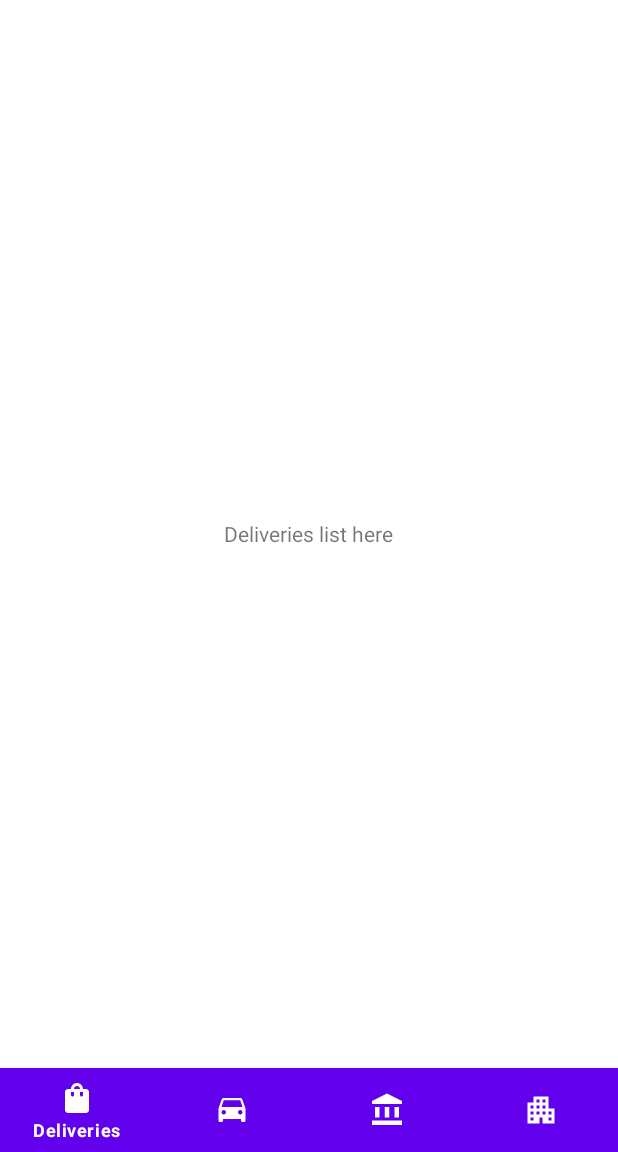
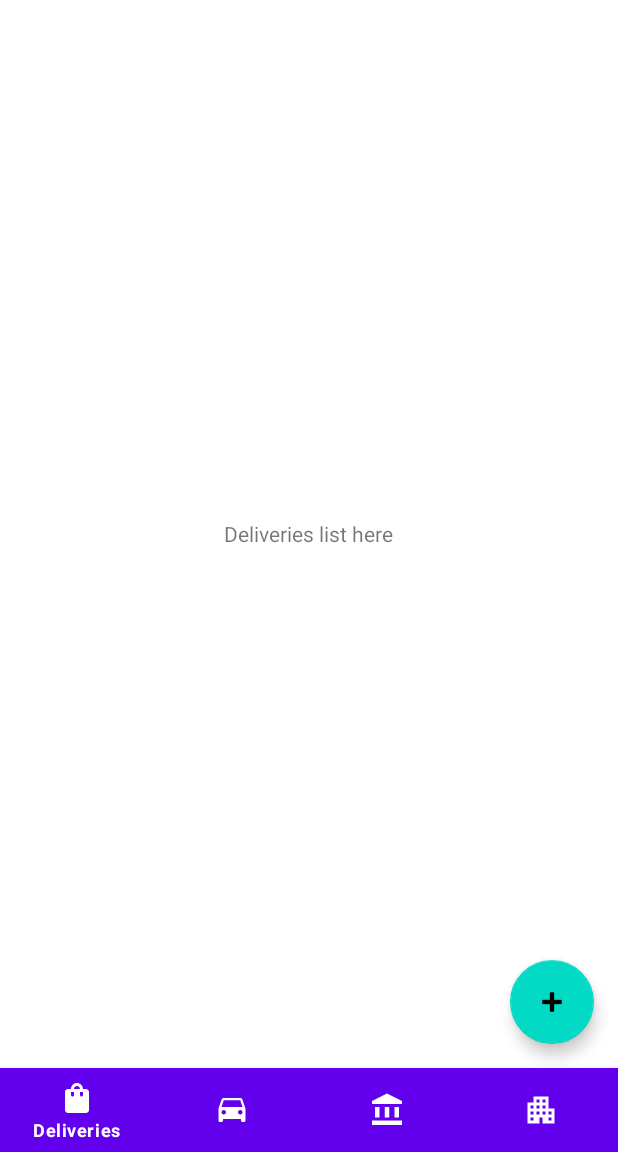
Before and after one commit to by3u20/appcw, an Android app: the screen it shows after launch (MainActivity), on a phone screen of 412 x 824 dp, the part 84-1236 px from its top. Run offline under Robolectric (Android 15) with nearby library versions, the phone set to English and light mode, and no system bars.

Commit message:
add log out button function and start a new activity add toast message change the look of activity_main.xml add + button

```diff
--- a/app/src/main/java/com/example/delivery1/MainActivity.kt
+++ b/app/src/main/java/com/example/delivery1/MainActivity.kt
@@ -28,13 +28,6 @@ class MainActivity : AppCompatActivity() , NavigationView.OnNavigationItemSelect
         val buildingFragment = Building()
         val bottom_navigation = findViewById<com.google.android.material.bottomnavigation.BottomNavigationView>(R.id.bottom_navigation)
 
-        /*----usable---
-        val drawerLayout: DrawerLayout = findViewById(R.id.drawerLayout)
-        val toolbar = findViewById<androidx.appcompat.widget.Toolbar>(R.id.toolbar)
-        setSupportActionBar(toolbar)
-        val navView = findViewById<com.google.android.material.navigation.NavigationView>(R.id.nav_view)
-        val aboutFragment = about()
-        /---*/
 
         /*-------Change Fragment---------*/
         makeCurrentFragment(deliveriesFragment)
@@ -62,24 +55,6 @@ class MainActivity : AppCompatActivity() , NavigationView.OnNavigationItemSelect
         drawerLayout.addDrawerListener(toggle)
         toggle.syncState()
         navigationView.setNavigationItemSelectedListener(this)
-
-        /*----usable---
-        toggle =  ActionBarDrawerToggle(this,drawerLayout,toolbar,R.string.open,R.string.close)
-        toggle.isDrawerIndicatorEnabled=true
-        drawerLayout.addDrawerListener(toggle)
-        toggle.syncState()
-        supportActionBar?.setDisplayHomeAsUpEnabled(true)
-        navView.setNavigationItemSelectedListener {
-            when(it.itemId){
-                R.id.nav_settings -> makeCurrentFragment(aboutFragment)
-                R.id.nav_profile -> makeCurrentFragment(aboutFragment)
-                R.id.nav_logout -> makeCurrentFragment(aboutFragment)
-                R.id.nav_share -> makeCurrentFragment(aboutFragment)
-                R.id.nav_about -> makeCurrentFragment(aboutFragment)
-            }
-            true
-        }
-        /------*/
 
 
     }
--- a/app/src/main/res/layout-v26/activity_main.xml
+++ b/app/src/main/res/layout-v26/activity_main.xml
@@ -17,39 +17,6 @@
         app:menu="@menu/setting_menu"
         android:layout_gravity="start"/>
 
-    <RelativeLayout
-        android:layout_width="match_parent"
-        android:layout_height="match_parent">
+    <include layout="@layout/content" />
 
-
-        <androidx.appcompat.widget.Toolbar
-            android:id="@+id/toolbar"
-            android:layout_width="match_parent"
-            android:layout_height="wrap_content"
-            android:background="?attr/colorPrimary"
-            android:minHeight="?attr/actionBarSize"
-            android:theme="?attr/actionBarTheme"
-            tools:layout_editor_absoluteY="39dp" />
-
-        <FrameLayout
-        android:id="@+id/fl_wrapper"
-        android:layout_width="match_parent"
-        android:layout_height="match_parent"
-        android:layout_below="@+id/toolbar"
-        android:layout_above="@+id/bottom_navigation"
-        />
-
-        <com.google.android.material.bottomnavigation.BottomNavigationView
-        android:id="@+id/bottom_navigation"
-        android:layout_width="match_parent"
-        android:layout_height="wrap_content"
-        android:layout_alignParentBottom='true'
-        android:background="?android:attr/windowBackground"
-        app:itemBackground="@color/design_default_color_primary"
-        app:itemIconTint="#fff"
-        app:itemTextColor="#fff"
-        app:menu="@menu/bottom_menu"
-        />
-
-    </RelativeLayout>
 </androidx.drawerlayout.widget.DrawerLayout>
--- a/app/src/main/res/layout/fragment_deliveries.xml
+++ b/app/src/main/res/layout/fragment_deliveries.xml
@@ -1,6 +1,7 @@
 <?xml version="1.0" encoding="utf-8"?>
 <FrameLayout xmlns:android="http://schemas.android.com/apk/res/android"
     xmlns:tools="http://schemas.android.com/tools"
+    xmlns:app="http://schemas.android.com/apk/res-auto"
     android:layout_width="match_parent"
     android:layout_height="match_parent"
     tools:context=".fragments.Deliveries">
@@ -16,4 +17,17 @@
             android:layout_centerInParent='true'
             />
     </RelativeLayout>
+
+    <com.google.android.material.floatingactionbutton.FloatingActionButton
+        android:id="@+id/fab"
+        android:layout_width="wrap_content"
+        android:layout_height="wrap_content"
+        android:layout_gravity="bottom|end"
+        android:layout_marginStart="@dimen/fab_margin"
+        android:layout_marginTop="@dimen/fab_margin"
+        android:layout_marginEnd="@dimen/fab_margin"
+        android:layout_marginBottom="@dimen/fab_margin"
+        app:srcCompat="@android:drawable/ic_input_add"
+        android:contentDescription="@string/add_new_data" />
+
 </FrameLayout>
--- a/app/src/main/res/layout/login.xml
+++ /dev/null
@@ -1,6 +0,0 @@
-<?xml version="1.0" encoding="utf-8"?>
-<androidx.constraintlayout.widget.ConstraintLayout
-    xmlns:android="http://schemas.android.com/apk/res/android" android:layout_width="match_parent"
-    android:layout_height="match_parent">
-
-</androidx.constraintlayout.widget.ConstraintLayout>
```
Also changed, not shown: app/src/main/java/com/example/delivery1/LoginActivity.java (+0 -9 lines), app/src/main/res/layout/content.xml (+0 -12 lines), app/src/main/res/layout/fragment_building.xml (+15 -0 lines), app/src/main/res/layout/fragment_drivers.xml (+13 -0 lines), app/src/main/res/layout/fragment_vendors.xml (+13 -0 lines), app/src/main/res/layout/trytoolbar.xml (deleted, +0 -16 lines).
